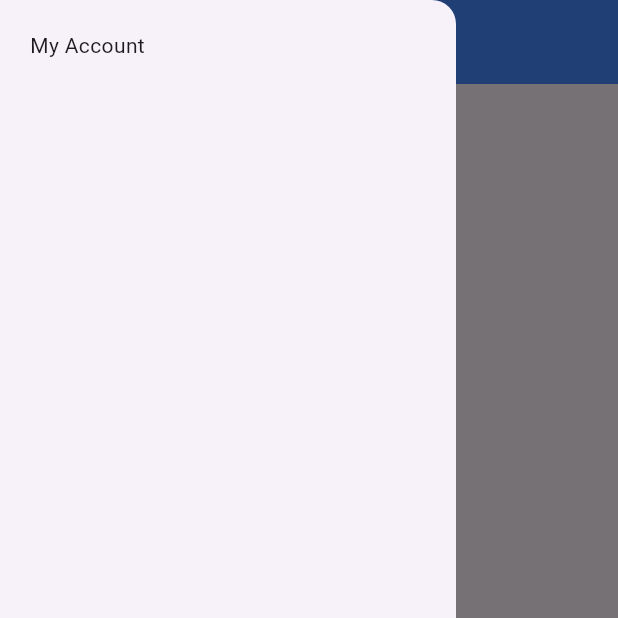
After one commit to suriyaa07/gitdemo, a Flutter app: the screen it shows after launch, with the side drawer open, on a phone screen of 412 x 824 dp, the top half of it. The commit adds this screen. Run offline on Flutter 3.47's test engine with Material 3 defaults, Android fonts, the phone set to English and light mode, and no system bars.

Commit message:
“organisedCode”

```diff
--- /dev/null
+++ b/lib/drawet.dart
@@ -0,0 +1,15 @@
+import 'package:flutter/material.dart';
+
+class MyDrawer extends StatelessWidget {
+  const MyDrawer({super.key});
+
+  @override
+  Widget build(BuildContext context) {
+    return const Drawer(
+      child: Padding(
+        padding: EdgeInsets.all(20.0),
+        child: Text("My Account"),
+      ),
+    );
+  }
+}
--- /dev/null
+++ b/lib/inputCard.dart
@@ -0,0 +1,21 @@
+import 'package:flutter/material.dart';
+
+class inputField extends StatelessWidget {
+  const inputField({
+    super.key,
+    required TextEditingController newController,
+  }) : _newController = newController;
+
+  final TextEditingController _newController;
+
+  @override
+  Widget build(BuildContext context) {
+    return TextField(
+      controller: _newController,
+      decoration: InputDecoration(
+          border: OutlineInputBorder(),
+          hintText: "Enter your age",
+          labelText: "Age"),
+    );
+  }
+}
--- /dev/null
+++ b/lib/pages/homepage.dart
@@ -0,0 +1,52 @@
+import 'package:flutter/material.dart';
+import 'package:starter1/drawet.dart';
+import 'package:starter1/inputCard.dart';
+
+class HomePage extends StatefulWidget {
+  const HomePage({super.key});
+
+  @override
+  State<HomePage> createState() => _HomePageState();
+}
+
+class _HomePageState extends State<HomePage> {
+  var name = "Guest";
+  TextEditingController _newController = TextEditingController();
+
+  @override
+  Widget build(BuildContext context) {
+    return Scaffold(
+      appBar: AppBar(
+        backgroundColor: Colors.blueAccent,
+        title: Text("Learning new"),
+      ),
+      body: Center(
+        child: SingleChildScrollView(
+          child: Column(children: [
+            Padding(
+              padding: const EdgeInsets.all(20.0),
+              child: Container(
+                child: Text(name),
+              ),
+            ),
+            Container(
+              child: Text("Place holder"),
+            ),
+            Padding(
+              padding: const EdgeInsets.all(20.0),
+              child: inputField(newController: _newController),
+            )
+          ]),
+        ),
+      ),
+      floatingActionButton: FloatingActionButton(
+        onPressed: () {
+          name = _newController.text;
+          setState(() {});
+        },
+        child: Icon(Icons.send),
+      ),
+      drawer: MyDrawer(),
+    );
+  }
+}
```
Also changed, not shown: lib/main.dart (+2 -56 lines), pubspec.yaml (+3 -4 lines), pubspec.lock, 1 other file.
